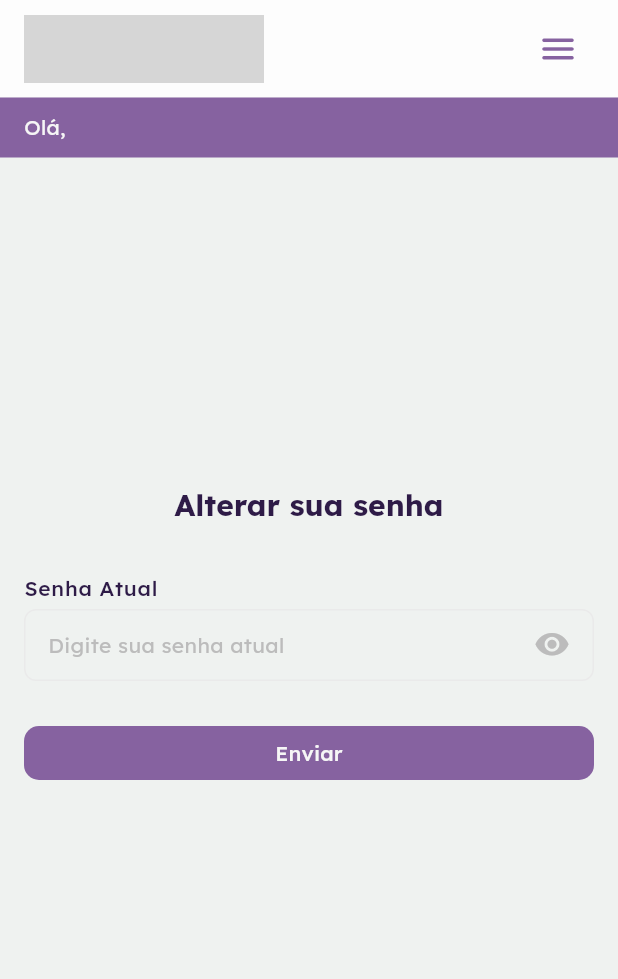
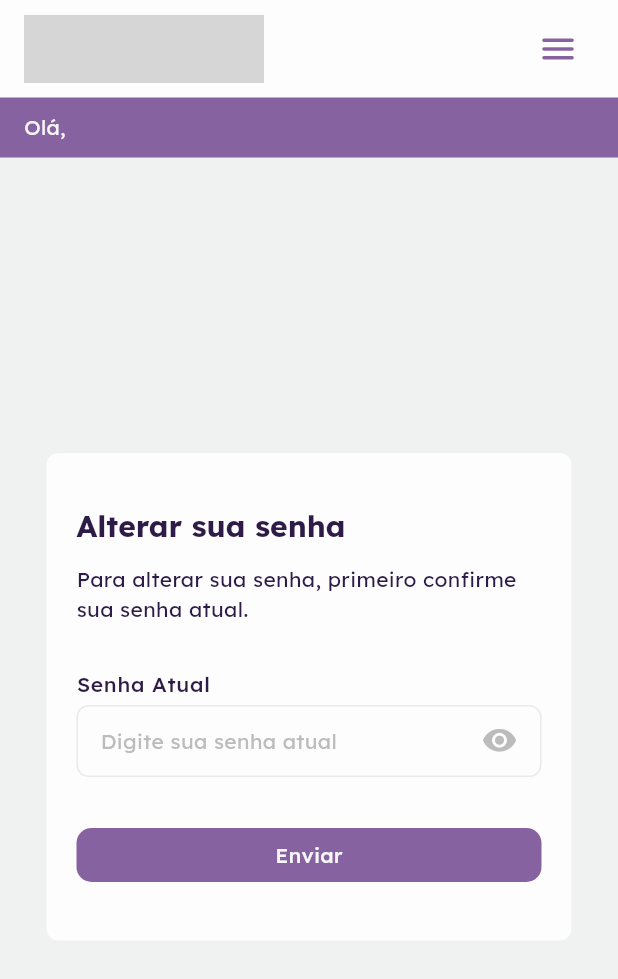
Before and after one commit to petbccufscar/mapa-adoleser, a Flutter app: the ChangePasswordPage screen opened by its route, on a phone screen of 412 x 824 dp. Shown: the top 979 px of the screen. Run offline on Flutter 3.47's test engine with Material 3 defaults, Android fonts, the phone set to English and light mode, and no system bars; our stand-ins replace carousel_slider, go_router, mask_text_input_formatter, pinput, responsive_framework, shared_preferences; accounts and stored records are empty; grey boxes are pictures that could not be loaded.

Commit message:
Improve change password UX and update related UI
Added instructional texts and improved layout for the change password flow, including new instructions and button labels. Replaced ActionText with CustomButton for navigation after password change. Updated profile page to navigate to the change password page. Adjusted spacing in delete account and recovery password success messages for consistency.

```diff
--- a/frontend/lib/core/constants.dart
+++ b/frontend/lib/core/constants.dart
@@ -141,6 +141,10 @@ class _ChangePasswordTexts {
   const _ChangePasswordTexts();
 
   final title = 'Alterar sua senha';
+  final instructions =
+      'Para alterar sua senha, primeiro confirme sua senha atual.';
+  final passwordInstructions =
+      'Agora, crie uma nova senha para sua conta. Ela deve ter no mínimo 8 caracteres, incluindo letras maiúsculas, minúsculas, números e caracteres especiais.';
   final passwordLabel = 'Senha Atual';
   final passwordHint = 'Digite sua senha atual';
   final newPasswordLabel = 'Nova Senha';
@@ -151,7 +155,7 @@ class _ChangePasswordTexts {
   final successMessage = 'Senha alterada com sucesso!';
   final successDescription =
       'Sua senha foi alterada com sucesso. Use sua nova senha na próxima vez que fizer login.';
-  final returnHome = 'Retornar para a página inicial';
+  final backToHomeButton = 'Retornar para a página inicial';
 }
 
 class _RegisterTexts {
--- a/frontend/lib/presentation/ui/pages/change_password/change_password_page.dart
+++ b/frontend/lib/presentation/ui/pages/change_password/change_password_page.dart
@@ -3,8 +3,8 @@ import 'package:go_router/go_router.dart';
 import 'package:mapa_adoleser/core/constants.dart';
 import 'package:mapa_adoleser/core/utils/responsive_utils.dart';
 import 'package:mapa_adoleser/core/utils/validators.dart';
+import 'package:mapa_adoleser/presentation/ui/modal_wrapper.dart';
 import 'package:mapa_adoleser/presentation/ui/responsive_page_wrapper.dart';
-import 'package:mapa_adoleser/presentation/ui/widgets/action_text.dart';
 import 'package:mapa_adoleser/presentation/ui/widgets/appbar/custom_app_bar.dart';
 import 'package:mapa_adoleser/presentation/ui/widgets/custom_button.dart';
 import 'package:mapa_adoleser/presentation/ui/widgets/custom_password_fiel.dart';
@@ -94,8 +94,7 @@ class _ChangePasswordPageState extends State<ChangePasswordPage> {
       body: Center(
         child: SingleChildScrollView(
           child: ResponsivePageWrapper(
-            child: ConstrainedBox(
-              constraints: const BoxConstraints(maxWidth: 450),
+            child: ModalWrapper(
               child: AnimatedSwitcher(
                 duration: const Duration(milliseconds: 400),
                 transitionBuilder: (child, animation) {
@@ -104,35 +103,35 @@ class _ChangePasswordPageState extends State<ChangePasswordPage> {
                     child: child,
                   );
                 },
-                child: IndexedStack(
-                  key: ValueKey(_currentIndex),
-                  index: _currentIndex,
-                  children: [
-                    Form(
+                child: switch (_currentIndex) {
+                  0 => Form(
                       key: _checkPasswordFormKey,
                       child: Column(
                         crossAxisAlignment: CrossAxisAlignment.stretch,
-                        spacing: 10,
                         children: [
                           Text(
                             AppTexts.changePassword.title,
                             style: Theme.of(context).textTheme.headlineSmall,
-                            textAlign: TextAlign.center,
                           ),
-                          SizedBox(height: 12),
+                          const SizedBox(height: 12),
+                          Text(
+                            AppTexts.changePassword.instructions,
+                          ),
+                          const SizedBox(height: 30),
                           CustomPasswordField(
                               label: AppTexts.changePassword.passwordLabel,
                               hint: AppTexts.changePassword.passwordHint,
                               controller: _passwordController,
                               validator: Validators.isNotEmpty),
                           if (changePasswordProvider.error != null) ...[
-                            SizedBox(height: 6),
+                            SizedBox(height: 30),
                             Text(
                               changePasswordProvider.error!,
                               style: const TextStyle(color: Colors.red),
+                              textAlign: TextAlign.center,
                             ),
                           ],
-                          SizedBox(height: 6),
+                          const SizedBox(height: 30),
                           CustomButton(
                             text: 'Enviar',
                             onPressed: changePasswordProvider.isLoading
@@ -142,24 +141,28 @@ class _ChangePasswordPageState extends State<ChangePasswordPage> {
                         ],
                       ),
                     ),
-                    Form(
+                  1 => Form(
                       key: _createPasswordFormKey,
                       child: Column(
                         crossAxisAlignment: CrossAxisAlignment.stretch,
-                        spacing: 10,
                         children: [
                           Text(
                             AppTexts.changePassword.title,
                             style: Theme.of(context).textTheme.headlineSmall,
-                            textAlign: TextAlign.center,
                           ),
-                          SizedBox(height: 12),
+                          const SizedBox(height: 12),
+                          Text(
+                            AppTexts.changePassword.passwordInstructions,
+                            textAlign: TextAlign.justify,
+                          ),
+                          const SizedBox(height: 30),
                           CustomPasswordField(
                               label: AppTexts.changePassword.newPasswordLabel,
                               hint: AppTexts.changePassword.newPasswordHint,
                               controller: _newPasswordController,
                               showPasswordStrength: true,
                               validator: Validators.isValidPassword),
+                          const SizedBox(height: 12),
                           CustomPasswordField(
                             label:
                                 AppTexts.changePassword.confirmNewPasswordLabel,
@@ -172,15 +175,16 @@ class _ChangePasswordPageState extends State<ChangePasswordPage> {
                             ),
                           ),
                           if (changePasswordProvider.error != null) ...[
-                            SizedBox(height: 6),
+                            const SizedBox(height: 30),
                             Text(
                               changePasswordProvider.error!,
                               style: const TextStyle(color: Colors.red),
+                              textAlign: TextAlign.center,
                             ),
                           ],
-                          SizedBox(height: 6),
+                          const SizedBox(height: 30),
                           CustomButton(
-                            text: 'Enviar',
+                            text: AppTexts.changePassword.changePasswordButton,
                             onPressed: changePasswordProvider.isLoading
                                 ? null
                                 : _submitChangePassword,
@@ -188,33 +192,27 @@ class _ChangePasswordPageState extends State<ChangePasswordPage> {
                         ],
                       ),
                     ),
-                    Column(
+                  _ => Column(
                       crossAxisAlignment: CrossAxisAlignment.stretch,
-                      spacing: 10,
                       children: [
                         Text(
                           AppTexts.changePassword.successMessage,
-                          style: Theme.of(context).textTheme.headlineMedium,
-                          textAlign: TextAlign.center,
+                          style: Theme.of(context).textTheme.headlineSmall,
                         ),
-                        SizedBox(height: 12),
+                        const SizedBox(height: 12),
                         Text(
                           AppTexts.changePassword.successDescription,
                           style: Theme.of(context).textTheme.bodyMedium,
-                          textAlign: TextAlign.center,
+                          textAlign: TextAlign.justify,
                         ),
-                        SizedBox(height: 6),
-                        ActionText(
-                          text: AppTexts.changePassword.returnHome,
-                          action: () => context.go("/"),
-                          underlined: true,
-                          boldOnHover: true,
-                          alignment: TextAlign.center,
+                        const SizedBox(height: 30),
+                        CustomButton(
+                          text: AppTexts.changePassword.backToHomeButton,
+                          onPressed: () => {context.go('/')},
                         ),
                       ],
                     ),
-                  ],
-                ),
+                },
               ),
             ),
           ),
--- a/frontend/lib/presentation/ui/pages/delete_account/delete_account_page.dart
+++ b/frontend/lib/presentation/ui/pages/delete_account/delete_account_page.dart
@@ -443,7 +443,7 @@ class _DeleteAccountPageState extends State<DeleteAccountPage> {
                             AppTexts.deleteAccount.title,
                             style: Theme.of(context).textTheme.headlineSmall,
                           ),
-                          const SizedBox(height: 30),
+                          const SizedBox(height: 12),
                           Text(
                             AppTexts.deleteAccount.successMessage,
                             style: Theme.of(context).textTheme.bodyMedium,
--- a/frontend/lib/presentation/ui/pages/profile/profile_page.dart
+++ b/frontend/lib/presentation/ui/pages/profile/profile_page.dart
@@ -306,7 +306,9 @@ class _ProfilePageState extends State<ProfilePage> {
                                 underlined: true,
                                 boldOnHover: true,
                                 text: 'Alterar Senha',
-                                action: () {}),
+                                action: () {
+                                  context.go('/alterar-senha');
+                                }),
                             ActionText(
                                 underlined: true,
                                 boldOnHover: true,
--- a/frontend/lib/presentation/ui/pages/recovery_passoword/recovery_password_page.dart
+++ b/frontend/lib/presentation/ui/pages/recovery_passoword/recovery_password_page.dart
@@ -404,7 +404,7 @@ class _RecoveryPasswordPageState extends State<RecoveryPasswordPage> {
                           AppTexts.recoveryPassword.title,
                           style: Theme.of(context).textTheme.headlineSmall,
                         ),
-                        const SizedBox(height: 30),
+                        const SizedBox(height: 12),
                         Text(
                           AppTexts.recoveryPassword.successMessage,
                           textAlign: TextAlign.justify,
```
